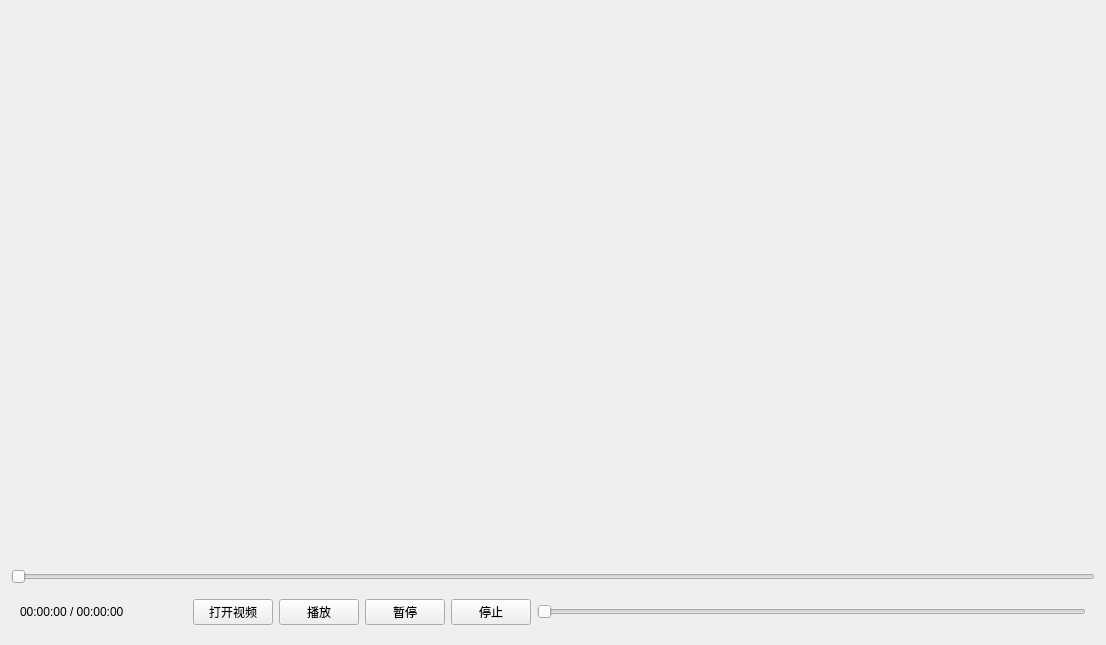
Above: qt1/vlc_player_v2/widget.ui from chengweiting/Syn-Project before the change. Below: the same form after it.
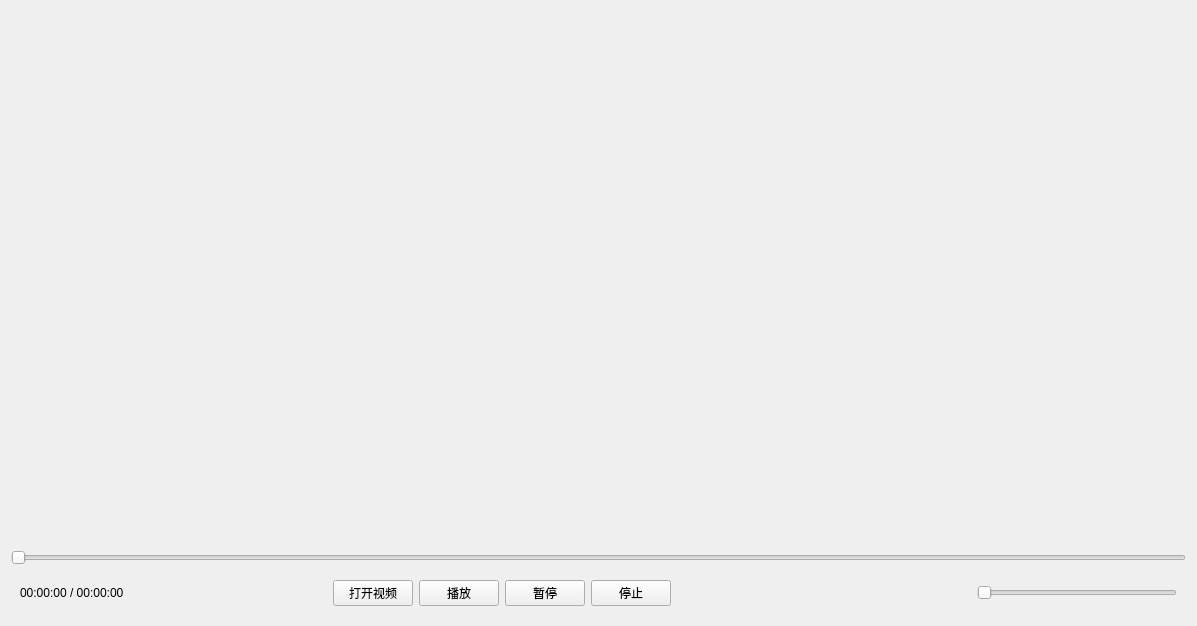
That is the form after the change.

The edit to the form file:
```diff
--- a/qt1/vlc_player_v2/widget.ui
+++ b/qt1/vlc_player_v2/widget.ui
@@ -6,8 +6,8 @@
    <rect>
     <x>0</x>
     <y>0</y>
-    <width>1078</width>
-    <height>645</height>
+    <width>1104</width>
+    <height>626</height>
    </rect>
   </property>
   <property name="windowTitle">
@@ -42,10 +42,26 @@
          </sizepolicy>
         </property>
         <property name="text">
-         <string>00:00:00 / 00:00:00                   </string>
+         <string>00:00:00 / 00:00:00 </string>
         </property>
        </widget>
       </item>
+      <item>
+       <spacer name="horizontalSpacer_2">
+        <property name="orientation">
+         <enum>Qt::Horizontal</enum>
+        </property>
+        <property name="sizeType">
+         <enum>QSizePolicy::Minimum</enum>
+        </property>
+        <property name="sizeHint" stdset="0">
+         <size>
+          <width>200</width>
+          <height>20</height>
+         </size>
+        </property>
+       </spacer>
+      </item>
       <item>
        <widget class="QPushButton" name="btnopen">
         <property name="text">
@@ -77,26 +93,57 @@
         </property>
        </widget>
       </item>
+      <item>
+       <spacer name="horizontalSpacer">
+        <property name="orientation">
+         <enum>Qt::Horizontal</enum>
+        </property>
+        <property name="sizeType">
+         <enum>QSizePolicy::Minimum</enum>
+        </property>
+        <property name="sizeHint" stdset="0">
+         <size>
+          <width>300</width>
+          <height>20</height>
+         </size>
+        </property>
+       </spacer>
+      </item>
       <item>
        <widget class="QSlider" name="_volumeSlider">
+        <property name="sizePolicy">
+         <sizepolicy hsizetype="Maximum" vsizetype="Fixed">
+          <horstretch>0</horstretch>
+          <verstretch>0</verstretch>
+         </sizepolicy>
+        </property>
         <property name="minimumSize">
          <size>
-          <width>549</width>
+          <width>200</width>
           <height>0</height>
          </size>
         </property>
         <property name="maximumSize">
          <size>
-          <width>16777215</width>
+          <width>500</width>
           <height>22</height>
          </size>
         </property>
         <property name="maximum">
-         <number>50</number>
+         <number>20</number>
+        </property>
+        <property name="singleStep">
+         <number>10</number>
+        </property>
+        <property name="pageStep">
+         <number>10</number>
         </property>
         <property name="orientation">
          <enum>Qt::Horizontal</enum>
         </property>
+        <property name="tickPosition">
+         <enum>QSlider::NoTicks</enum>
+        </property>
        </widget>
       </item>
      </layout>
```
